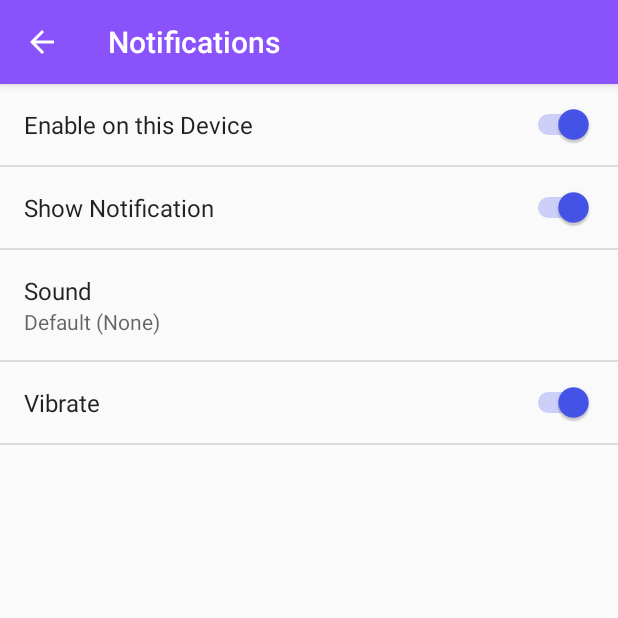
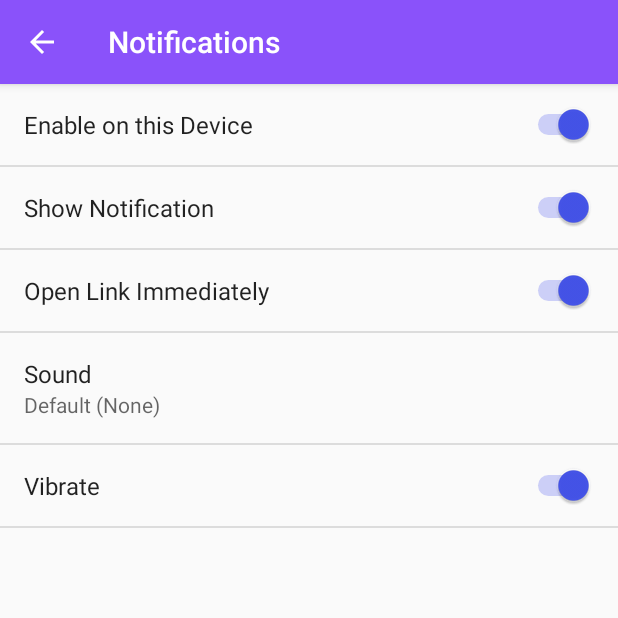
Before and after one commit to Repkap11/Rep2Phone, an Android app: the SettingsActivity screen opened directly, with no data from a screen before it, after a tap on "Notifications", on a phone screen of 412 x 824 dp, the top half of it. Run offline under Robolectric (Android 15) with nearby library versions, the phone set to English and light mode, and no system bars.

Commit message:
Improve notification so you can click to open, and disable auto open
Signed-off-by: Paul Repka <repkap11@gmail.com>

```diff
--- a/android/app/src/main/java/com/repkap11/rep2phone/activities/SettingsActivity.java
+++ b/android/app/src/main/java/com/repkap11/rep2phone/activities/SettingsActivity.java
@@ -44,6 +44,8 @@ public class SettingsActivity extends AppCompatPreferenceActivity {
     public static final String PREF_NOTIFICATIONS_RINGTONE = "pref_notifications_ringtone";
     public static final String PREF_NOTIFICATIONS_VIBRATE = "pref_notifications_vibrate";
     public static final String PREF_NOTIFICATIONS_NOTIFY = "pref_notifications_notify";
+    public static final String PREF_NOTIFICATIONS_OPEN_URL = "pref_notifications_open_url";
+
 
     public static final String PREF_APP_VERSION = "pref_app_version";
     public static final String PREF_APP_BUILD_FLAVOR = "pref_app_build_flavor";
@@ -222,6 +224,8 @@ public class SettingsActivity extends AppCompatPreferenceActivity {
             ((SettingsActivity) getActivity()).bindPreferenceSummaryToValue(findPreference(PREF_NOTIFICATIONS_NOTIFY), false);
             ((SettingsActivity) getActivity()).bindPreferenceSummaryToValue(findPreference(PREF_NOTIFICATIONS_RINGTONE), true);
             ((SettingsActivity) getActivity()).bindPreferenceSummaryToValue(findPreference(PREF_NOTIFICATIONS_VIBRATE), false);
+            ((SettingsActivity) getActivity()).bindPreferenceSummaryToValue(findPreference(PREF_NOTIFICATIONS_OPEN_URL), false);
+
         }
 
         @Override
--- a/android/app/src/main/res/values/strings.xml
+++ b/android/app/src/main/res/values/strings.xml
@@ -28,6 +28,7 @@
     <string name="pref_notifications_ringtone_title">Sound</string>
     <string name="pref_notifications_ringtone_sub_text_none">Silent</string>
     <string name="pref_notifications_vibrate_title">Vibrate</string>
+    <string name="pref_notifications_open_url">Open Link Immediately</string>
 
     <string name="pref_about_app_version">App Version</string>
     <string name="pref_about_reator_title">Created By</string>
--- a/android/app/src/main/res/xml/pref_notification.xml
+++ b/android/app/src/main/res/xml/pref_notification.xml
@@ -11,6 +11,12 @@
         android:key="pref_notifications_notify"
         android:title="@string/pref_notifications_notify" />
 
+    <SwitchPreference
+        android:defaultValue="true"
+        android:dependency="pref_notifications_enabled"
+        android:key="pref_notifications_open_url"
+        android:title="@string/pref_notifications_open_url" />
+
     <RingtonePreference
         android:defaultValue="@string/pref_notifications_ringtone_default"
         android:dependency="pref_notifications_enabled"
@@ -22,6 +28,6 @@
         android:defaultValue="true"
         android:dependency="pref_notifications_enabled"
         android:key="pref_notifications_vibrate"
-        android:title="@string/pref_notifications_vibrate_title" />\
+        android:title="@string/pref_notifications_vibrate_title" />
 
 </PreferenceScreen>
```
Also changed, not shown: android/app/src/main/java/com/repkap11/rep2phone/ShareUrlReceiver.java (deleted, +0 -17 lines), android/app/src/main/java/com/repkap11/rep2phone/services/ServiceRep2PhoneNotifications.java (+17 -23 lines).
